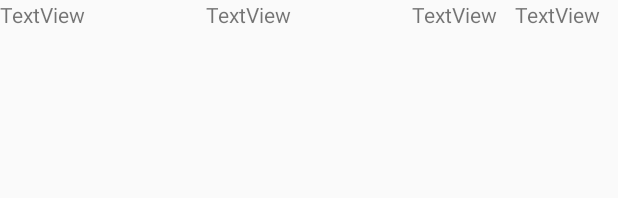
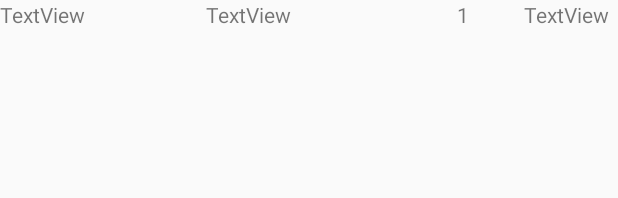
Before and after one commit to tom710236/DemoTide2.0, an Android app: the layout lview4.xml on its own in the app's theme, with its tools: preview values and no code run, on a phone screen of 412 x 824 dp. Shown: the top 198 px of the screen. Run offline under Robolectric (Android 15) with nearby library versions, the phone set to English and light mode, and no system bars.

Commit message:
改版修改一 0609 測試

```diff
--- a/app/src/main/java/com/example/user/demotide20/TakePictures.java
+++ b/app/src/main/java/com/example/user/demotide20/TakePictures.java
@@ -181,6 +181,7 @@ public class TakePictures extends AppCompatActivity {
             }
             else if(requestCode==101){
                 imgUri = convertUri(data.getData());  //取得選取相片的 Uri 並做 Uri 格式轉換
+                Log.e("imgUri", String.valueOf(imgUri));
                 ImageView imv = (ImageView)findViewById(R.id.imageView14);
                 showImg(imv,requestCode);
             }
--- a/app/src/main/res/layout/lview4.xml
+++ b/app/src/main/res/layout/lview4.xml
@@ -22,12 +22,14 @@
         android:layout_width="0dp"
         android:layout_height="wrap_content"
         android:layout_weight="1"
-        android:text="TextView" />
+        android:gravity="center"
+        android:text="1" />
 
     <TextView
         android:id="@+id/textView24"
         android:layout_width="0dp"
         android:layout_height="wrap_content"
         android:layout_weight="1"
+        android:gravity="center"
         android:text="TextView" />
 </LinearLayout>
--- a/app/src/main/res/layout/lview8.xml
+++ b/app/src/main/res/layout/lview8.xml
@@ -8,7 +8,7 @@
         android:id="@+id/textView31"
         android:layout_width="0dp"
         android:layout_height="wrap_content"
-        android:layout_weight="2"
+        android:layout_weight="3"
         android:text="TextView" />
 
     <TextView
```
Also changed, not shown: app/src/main/res/layout/activity_purchase_order.xml (+1 -7 lines).
